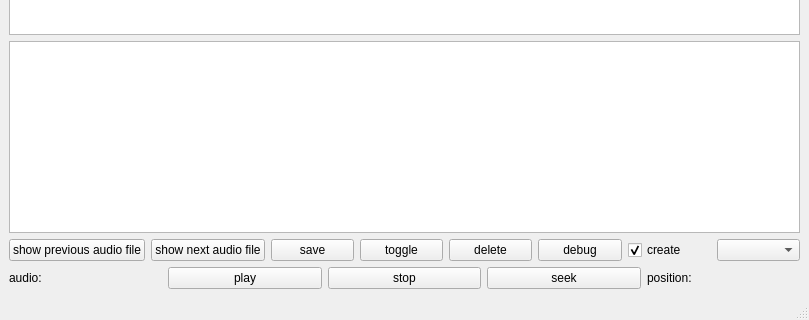
The window that gui.ui (groakat/AudioTagger) describes before a commit, drawn with Qt 5; both pictures show x 0 to 809 and y 285 to 605 of the 809 by 605 pixel window.
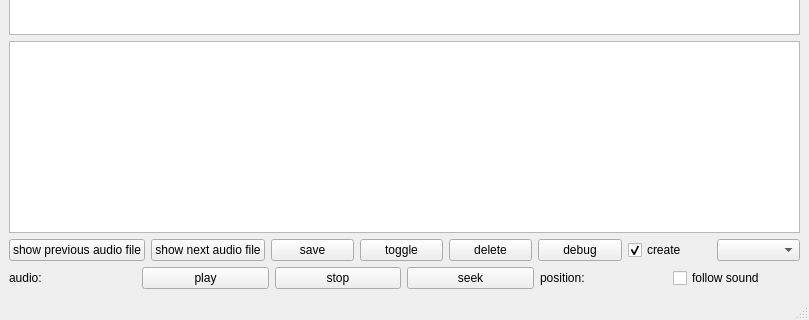
The same window after the commit.

Commit message: added checkbox to follow the audio needle

What changed in the file:
```diff
--- a/gui.ui
+++ b/gui.ui
@@ -171,6 +171,13 @@
           </property>
          </widget>
         </item>
+        <item>
+         <widget class="QCheckBox" name="cb_followSound">
+          <property name="text">
+           <string>follow sound</string>
+          </property>
+         </widget>
+        </item>
        </layout>
       </item>
      </layout>
```
The commit also changes 2 other files.
